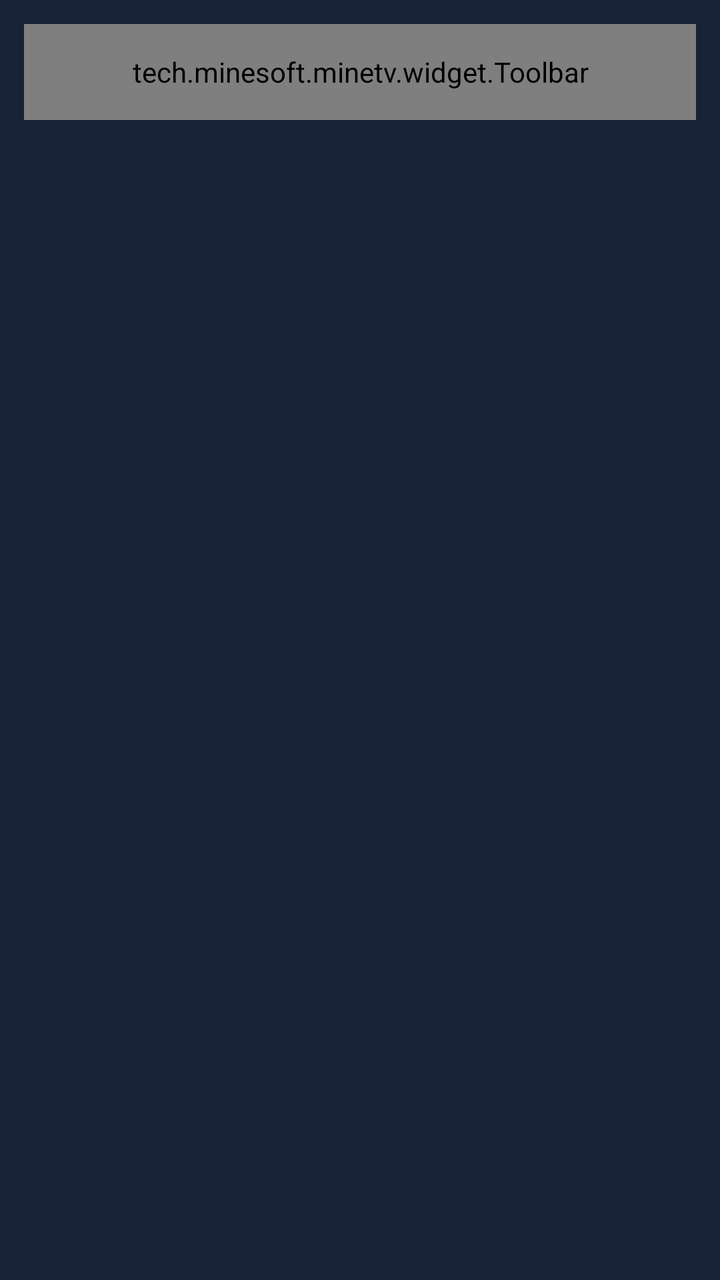
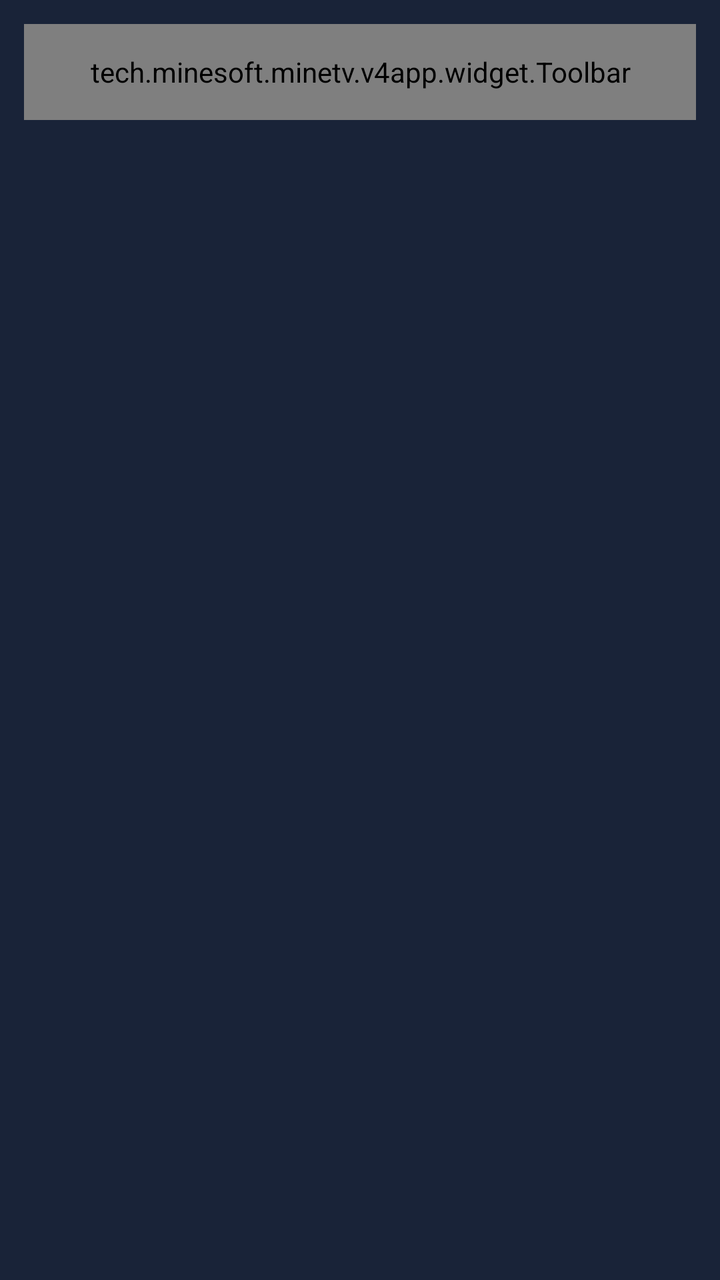

Screens rendered from an Android XML layout before and after an edit, with the pre-edit source and the edit as a unified diff.
<!-- AndroidManifest.xml: activity theme Theme.Minetv.NoActionBar -->
<!-- res/layout/activity_home.xml -->
<?xml version="1.0" encoding="utf-8"?>
<LinearLayout xmlns:android="http://schemas.android.com/apk/res/android"
    xmlns:app="http://schemas.android.com/apk/res-auto"
    xmlns:tools="http://schemas.android.com/tools"
    android:layout_width="match_parent"
    android:layout_height="match_parent"
    android:orientation="vertical"
    android:background="@color/colorPrimaryVariant"
    android:fitsSystemWindows="true"
    tools:context=".activity.HomeActivity">

    <tech.minesoft.minetv.widget.Toolbar
        android:id="@+id/toolbar"
        android:layout_height="@dimen/btn_height"
        android:layout_width="match_parent"
        android:layout_marginTop="@dimen/base_size_2x"
        android:layout_marginHorizontal="@dimen/base_size_2x" />

    <include
        android:id="@+id/content"
        layout="@layout/home_scrolling" />

</LinearLayout>
<!-- res/layout/home_scrolling.xml (included above) -->
<?xml version="1.0" encoding="utf-8"?>
<androidx.core.widget.NestedScrollView xmlns:android="http://schemas.android.com/apk/res/android"
    xmlns:app="http://schemas.android.com/apk/res-auto"
    xmlns:tools="http://schemas.android.com/tools"
    android:layout_width="match_parent"
    android:layout_height="match_parent"
    android:layout_marginBottom="@dimen/base_size_1x"
    android:layout_marginHorizontal="@dimen/base_size_1x"
    app:layout_behavior="@string/appbar_scrolling_view_behavior"
    tools:context=".activity.HomeActivity"
    tools:showIn="@layout/activity_home">

    <LinearLayout
        android:id="@+id/vod_list"
        android:orientation="vertical"
        android:layout_width="match_parent"
        android:layout_height="wrap_content" />

</androidx.core.widget.NestedScrollView>
<!-- resources referenced by this layout -->
<resources>
  <color name="colorPrimaryVariant">#ff192338</color>
  <dimen name="base_size_1x">6dp</dimen>
  <dimen name="base_size_2x">12dp</dimen>
  <dimen name="btn_height">48dp</dimen>
  <style name="Theme.Minetv.NoActionBar">
          <item name="windowActionBar">false</item>
          <item name="windowNoTitle">true</item>
      </style>
</resources>

<!-- the commit's change to res/layout/activity_home.xml (unified diff, before → after) -->
@@ -9,7 +9,7 @@
     android:fitsSystemWindows="true"
     tools:context=".activity.HomeActivity">
 
-    <tech.minesoft.minetv.widget.Toolbar
+    <tech.minesoft.minetv.v4app.widget.Toolbar
         android:id="@+id/toolbar"
         android:layout_height="@dimen/btn_height"
         android:layout_width="match_parent"
